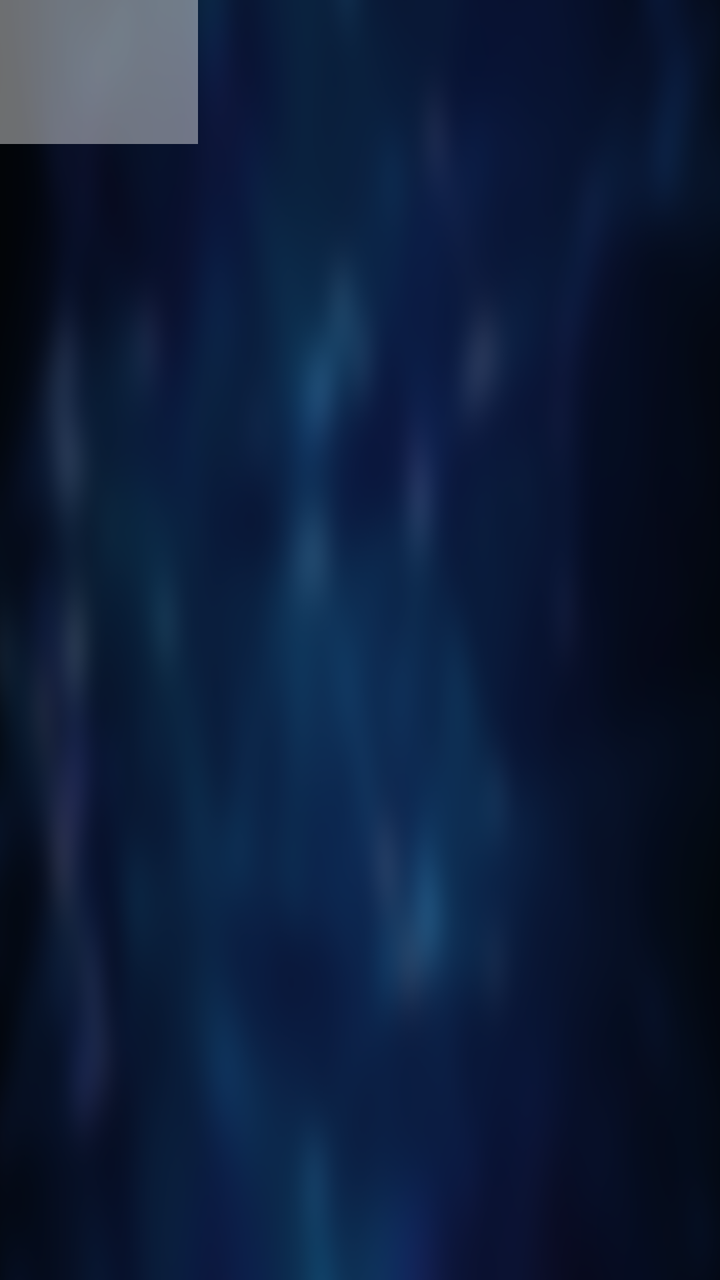
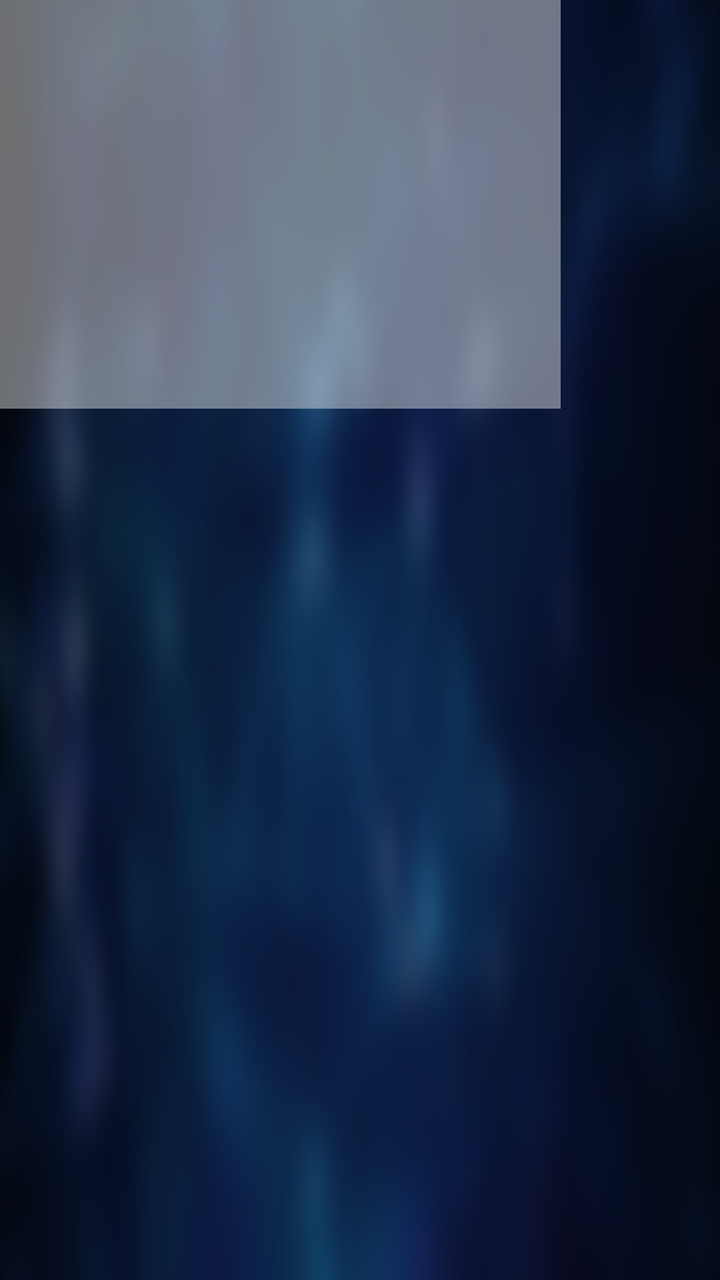

Two renders of the same Android screen: before a commit and after it. Below are the layout's source before the change and the commit's diff.
<!-- AndroidManifest.xml: application theme AppTheme.NoActionBar -->
<!-- res/layout/item_keyboard_1.xml -->
<?xml version="1.0" encoding="utf-8"?>
<FrameLayout xmlns:android="http://schemas.android.com/apk/res/android"
    android:layout_width="wrap_content"
    android:layout_height="wrap_content"
    android:focusable="true"
    android:layout_marginBottom="13pt"
    android:focusableInTouchMode="true">

    <TextView
        android:id="@+id/keyName"
        android:layout_width="48pt"
        android:layout_height="35pt"
        android:background="@drawable/keyboard_focus"
        android:gravity="center"
        android:textColor="@android:color/white"
        android:textSize="22pt" />
</FrameLayout>
<!-- resources referenced by this layout -->
<resources>
  <!-- drawable keyboard_focus (drawable) -->
  <?xml version="1.0" encoding="utf-8"?>
  <selector xmlns:android="http://schemas.android.com/apk/res/android">
      <item android:state_selected="true">
          <shape>
              <solid android:color="#0cade2" />
          </shape>
      </item>
      <item android:state_selected="false">
          <shape>
              <solid android:color="#6cffffff" />
          </shape>
      </item>
  </selector>
  <style name="AppTheme.NoActionBar">
          <item name="android:windowActionBar">false</item>
          <item name="android:windowNoTitle">true</item>
          <item name="windowActionBar">false</item>
          <item name="android:windowFullscreen">true</item>//全屏即无通知栏
          <item name="android:windowContentOverlay">@null</item>//是否有遮盖
          <item name="windowNoTitle">true</item>
          <item name="android:keepScreenOn">true</item>
          
          <item name="android:windowBackground">@drawable/vod_thumb</item>
      </style>
  <!-- drawable vod_thumb: png bitmap (drawable-xhdpi, 198620 bytes) -->
</resources>

<!-- the commit's change to res/layout/item_keyboard_1.xml (unified diff, before → after) -->
@@ -3,15 +3,15 @@
     android:layout_width="wrap_content"
     android:layout_height="wrap_content"
     android:focusable="true"
-    android:layout_marginBottom="13pt"
+    android:layout_marginBottom="13mm"
     android:focusableInTouchMode="true">
 
     <TextView
         android:id="@+id/keyName"
-        android:layout_width="48pt"
-        android:layout_height="35pt"
+        android:layout_width="48mm"
+        android:layout_height="35mm"
         android:background="@drawable/keyboard_focus"
         android:gravity="center"
         android:textColor="@android:color/white"
-        android:textSize="22pt" />
+        android:textSize="22mm" />
 </FrameLayout>
